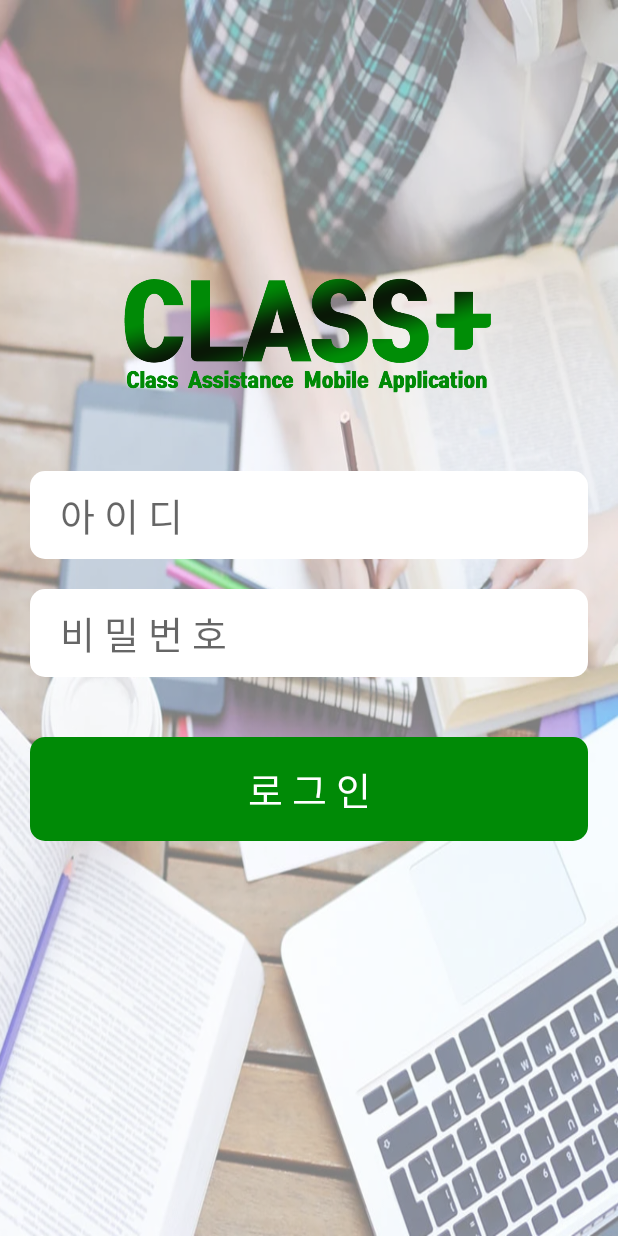
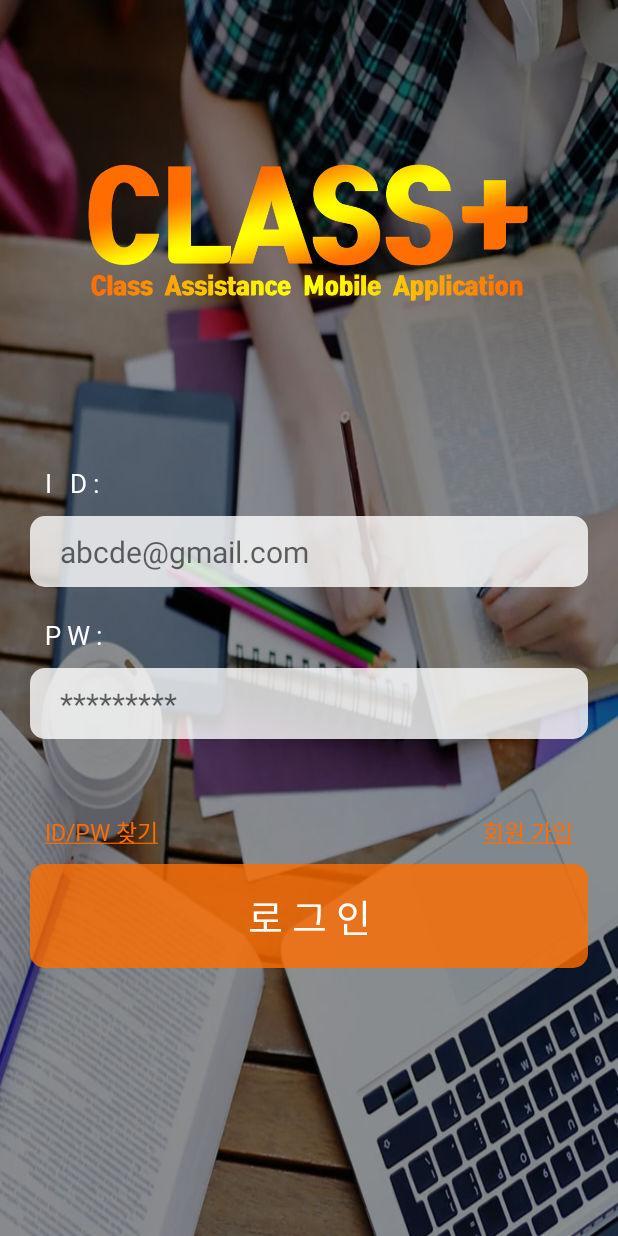
Before and after one commit to JeongSangByuk/ClassPlus, an Android app: the screen it shows after launch (LogInActivity), on a phone screen of 412 x 824 dp. Run offline under Robolectric (Android 15) with nearby library versions, the phone set to English and light mode, and no system bars.

Commit message:
[Update] log in UI 수정

```diff
--- a/Android/app/src/main/java/com/example/classplus/LogInActivity.java
+++ b/Android/app/src/main/java/com/example/classplus/LogInActivity.java
@@ -5,6 +5,7 @@ import android.graphics.Color;
 import android.os.Build;
 import android.os.Bundle;
 import android.os.PersistableBundle;
+import android.text.Html;
 import android.view.View;
 import android.widget.Button;
 import android.widget.TextView;
@@ -22,9 +23,10 @@ public class LogInActivity extends AppCompatActivity {
     @Override
     protected void onCreate(@Nullable Bundle savedInstanceState) {
         super.onCreate(savedInstanceState);
+        setContentView(R.layout.activity_login);
 
         setStatusBar();
-        setContentView(R.layout.activity_login);
+        setUnderLine();
 
         logInButton = findViewById(R.id.btn_login_activity);
         logInButton.setOnClickListener(new View.OnClickListener() {
@@ -44,4 +46,17 @@ public class LogInActivity extends AppCompatActivity {
         view.setSystemUiVisibility(View.SYSTEM_UI_FLAG_LIGHT_STATUS_BAR);
         getWindow().setStatusBarColor(Color.parseColor("#00000000"));//색 지정
     }
+
+    private void setUnderLine(){
+
+        TextView signUpBnt = findViewById(R.id.tv_loggin_sigupbnt);
+        TextView findIdBnt = findViewById(R.id.tv_loggin_findidbnt);
+
+        String signUpString = (String) signUpBnt.getText();
+        String findIdString = (String) findIdBnt.getText();
+
+        signUpBnt.setText(Html.fromHtml("<u>" + signUpString + "</u>"));
+        findIdBnt.setText(Html.fromHtml("<u>" + findIdString + "</u>"));
+
+    }
 }
--- a/Android/app/src/main/res/drawable/bg_btn_login.xml
+++ b/Android/app/src/main/res/drawable/bg_btn_login.xml
@@ -2,7 +2,7 @@
 <shape xmlns:android="http://schemas.android.com/apk/res/android"
     android:shape="rectangle">
 
-    <solid android:color="@color/mainGreen" />
+    <solid android:color="#CCff6d00" />
     <corners
         android:radius="10dp"/>
 
--- a/Android/app/src/main/res/drawable/bg_id_login.xml
+++ b/Android/app/src/main/res/drawable/bg_id_login.xml
@@ -2,7 +2,7 @@
 <shape xmlns:android="http://schemas.android.com/apk/res/android"
     android:shape="rectangle">
 
-    <solid android:color="@color/white" />
+    <solid android:color="#CCFFFFFF" />
     <corners
         android:radius="10dp"/>
 
--- a/Android/app/src/main/res/drawable/selector.xml
+++ b/Android/app/src/main/res/drawable/selector.xml
@@ -1,6 +1,6 @@
 <?xml version="1.0" encoding="utf-8"?>
 <selector xmlns:android="http://schemas.android.com/apk/res/android">
     <item android:state_checked="true"
-        android:color="@color/mainGreen" />
+        android:color="@color/mainColor" />
     <item android:color="#000000"  />
 </selector>
--- a/Android/app/src/main/res/layout/activity_login.xml
+++ b/Android/app/src/main/res/layout/activity_login.xml
@@ -4,26 +4,38 @@
     xmlns:tools="http://schemas.android.com/tools"
     android:layout_width="match_parent"
     android:layout_height="match_parent"
-    android:background="@drawable/bg_login2"
+    android:background="@drawable/bg_loggin"
     android:orientation="vertical">
 
     <Space
         android:layout_width="match_parent"
         android:layout_height="0dp"
-        android:layout_weight="0.7" />
+        android:layout_weight="0.3"/>
 
     <ImageView
-        android:layout_width="250dp"
+        android:layout_width="300dp"
         android:layout_height="wrap_content"
         android:layout_gravity="center"
         android:adjustViewBounds="true"
         android:background="@color/colorTransparent"
         android:scaleType="fitCenter"
-        android:src="@drawable/title" />
+        android:src="@drawable/title2" />
 
     <Space
         android:layout_width="match_parent"
-        android:layout_height="50dp" />
+        android:layout_height="0dp"
+        android:layout_weight="0.3" />
+
+    <TextView
+        android:layout_width="wrap_content"
+        android:layout_height="wrap_content"
+        android:layout_marginLeft="30dp"
+        android:layout_marginBottom="10dp"
+        android:fontFamily="@font/nanumsquareeb"
+        android:text="I   D :"
+
+        android:textColor="@color/white"
+        android:textSize="17dp" />
 
     <EditText
         android:id="@+id/tv2"
@@ -31,33 +43,85 @@
         android:layout_height="wrap_content"
         android:layout_marginLeft="20dp"
         android:layout_marginRight="20dp"
+        android:layout_marginBottom="20dp"
         android:background="@drawable/bg_id_login"
 
-        android:hint="아 이 디"
+        android:hint="abcde@gmail.com"
+        android:inputType="text"
         android:paddingLeft="20dp"
         android:paddingTop="10dp"
         android:paddingBottom="10dp"
         android:textColor="@color/black"
-        android:inputType="text"
-        android:textSize="25dp" />
+        android:textSize="20dp" />
+
+    <TextView
+        android:layout_width="wrap_content"
+        android:layout_height="wrap_content"
+        android:layout_marginLeft="30dp"
+        android:layout_marginBottom="10dp"
+        android:fontFamily="@font/nanumsquareeb"
+        android:text="P W :"
+
+        android:textColor="@color/white"
+        android:textSize="17dp" />
 
     <EditText
         android:id="@+id/tv4"
         android:layout_width="match_parent"
         android:layout_height="wrap_content"
-        android:layout_margin="20dp"
         android:layout_marginLeft="20dp"
         android:layout_marginRight="20dp"
+        android:layout_marginBottom="50dp"
         android:background="@drawable/bg_id_login"
 
-        android:hint="비 밀 번 호"
+        android:hint="*********"
+        android:inputType="textPassword"
         android:paddingLeft="20dp"
         android:paddingTop="10dp"
         android:paddingBottom="10dp"
-        android:inputType="textPassword"
         android:textColor="@color/black"
-        android:textSize="25dp"
-        />
+        android:textSize="20dp" />
+
+
+    <LinearLayout
+        android:layout_width="match_parent"
+        android:layout_height="wrap_content"
+        android:orientation="horizontal">
+
+        <TextView
+
+            android:id="@+id/tv_loggin_findidbnt"
+            android:layout_width="wrap_content"
+            android:layout_height="wrap_content"
+            android:layout_marginLeft="30dp"
+            android:layout_marginBottom="10dp"
+            android:fontFamily="@font/nanumsquareb"
+
+            android:text="ID/PW 찾기"
+
+            android:textColor="@color/mainColor"
+            android:textSize="15dp" />
+
+        <Space
+            android:layout_width="0dp"
+            android:layout_height="match_parent"
+            android:layout_weight="1"/>
+
+        <TextView
+            android:id="@+id/tv_loggin_sigupbnt"
+            android:layout_width="wrap_content"
+            android:layout_height="wrap_content"
+            android:layout_marginRight="30dp"
+            android:layout_marginBottom="10dp"
+            android:fontFamily="@font/nanumsquareb"
+            android:gravity="right"
+
+            android:text="회원 가입"
+
+            android:textColor="@color/mainColor"
+            android:textSize="15dp" />
+
+    </LinearLayout>
 
     <TextView
         android:id="@+id/btn_login_activity"
@@ -65,7 +129,6 @@
         android:layout_height="wrap_content"
         android:layout_gravity="center"
         android:layout_marginLeft="20dp"
-        android:layout_marginTop="20dp"
 
         android:layout_marginRight="20dp"
         android:background="@drawable/bg_btn_login"
@@ -80,7 +143,7 @@
     <Space
         android:layout_width="match_parent"
         android:layout_height="0dp"
-        android:layout_weight="1">
+        android:layout_weight="0.5">
 
     </Space>
 
--- a/Android/app/src/main/res/layout/fragment_chatting.xml
+++ b/Android/app/src/main/res/layout/fragment_chatting.xml
@@ -16,7 +16,7 @@
         android:fontFamily="@font/nanumsquareeb"
         android:text="팀 대화방"
 
-        android:textColor="@color/mainGreen"
+        android:textColor="@color/mainColor"
         android:textSize="20dp" />
 
 
--- a/Android/app/src/main/res/layout/fragment_my_page.xml
+++ b/Android/app/src/main/res/layout/fragment_my_page.xml
@@ -14,7 +14,7 @@
         android:fontFamily="@font/nanumsquareeb"
         android:text="마이 페이지"
 
-        android:textColor="@color/mainGreen"
+        android:textColor="@color/mainColor"
         android:textSize="20dp" />
 
 </LinearLayout>
--- a/Android/app/src/main/res/layout/fragment_setting.xml
+++ b/Android/app/src/main/res/layout/fragment_setting.xml
@@ -14,7 +14,7 @@
         android:fontFamily="@font/nanumsquareeb"
         android:text="설 정"
 
-        android:textColor="@color/mainGreen"
+        android:textColor="@color/mainColor"
         android:textSize="20dp" />
 
 </LinearLayout>
--- a/Android/app/src/main/res/layout/fragment_total_chat.xml
+++ b/Android/app/src/main/res/layout/fragment_total_chat.xml
@@ -15,7 +15,7 @@
         android:layout_marginBottom="20dp"
         android:fontFamily="@font/nanumsquareeb"
         android:text="수업 전체 대화방"
-        android:textColor="@color/mainGreen"
+        android:textColor="@color/mainColor"
         android:textSize="20dp" />
 
     <View
--- a/Android/app/src/main/res/values/colors.xml
+++ b/Android/app/src/main/res/values/colors.xml
@@ -2,9 +2,9 @@
 <resources>
     <color name="colorPrimary">#008577</color>
     <color name="colorPrimaryDark">#00574B</color>
-    <color name="colorAccent">#008a06</color>
+    <color name="colorAccent">#ff6d00</color>
     <color name="white">#ffffff</color>
     <color name="black">#000000</color>
-    <color name="mainGreen">#008a06</color>
+    <color name="mainColor">#ff6d00</color>
     <color name="colorTransparent">#00FF0000</color>
 </resources>
```
Also changed, not shown: Android/app/src/main/res/drawable/title2.png (added).
